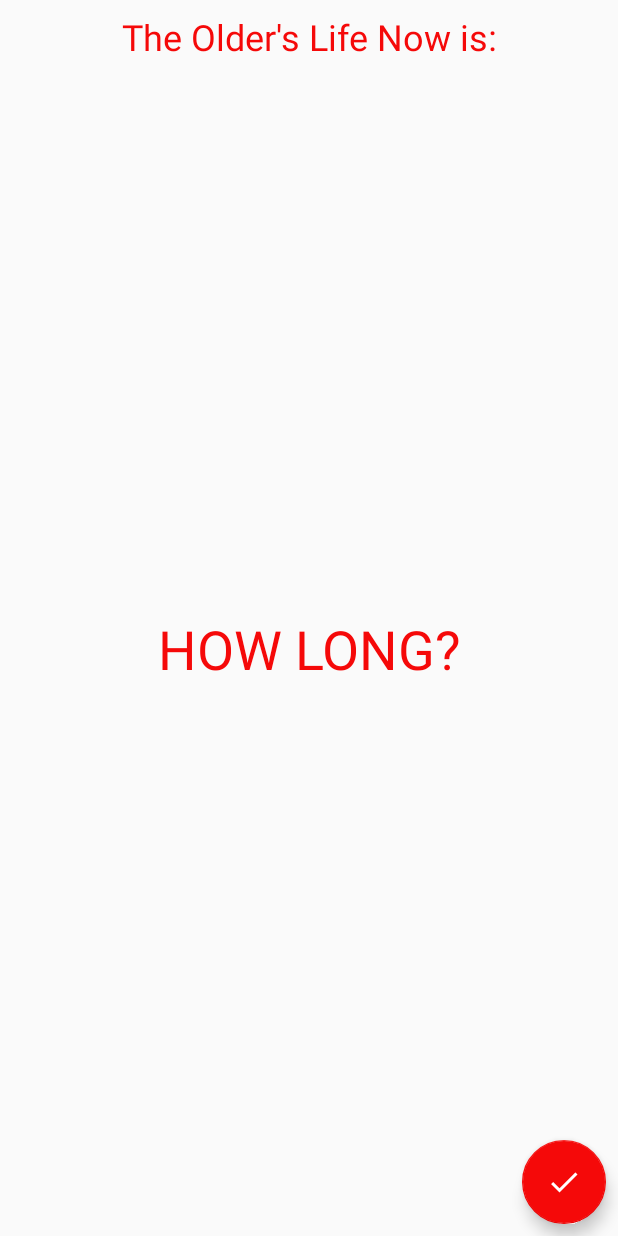
After one commit to JuiceYY/AndroidPractice, an Android app: the AsyncHandlerActivity screen opened directly, with no data from a screen before it, on a phone screen of 412 x 824 dp. The commit adds this screen. Run offline under Robolectric (Android 15) with nearby library versions, the phone set to English and light mode, and no system bars.

Commit message:
Android异步消息处理机制

```diff
--- a/src/main/AndroidManifest.xml
+++ b/src/main/AndroidManifest.xml
@@ -31,7 +31,8 @@
         </activity>
         <activity android:name=".DataSaveDemoActivity" />
         <activity android:name=".WebviewActivity" />
-        <activity android:name=".HttpActivity"></activity>
+        <activity android:name=".HttpActivity" />
+        <activity android:name=".AsyncHandlerActivity"></activity>
     </application>
 
 </manifest>
--- /dev/null
+++ b/src/main/java/cn/istary/material/AsyncHandlerActivity.java
@@ -0,0 +1,89 @@
+package cn.istary.material;
+
+import android.os.Handler;
+import android.os.Message;
+import android.support.design.widget.FloatingActionButton;
+import android.support.design.widget.Snackbar;
+import android.support.v7.app.AppCompatActivity;
+import android.os.Bundle;
+import android.view.View;
+import android.widget.TextView;
+import android.widget.Toast;
+
+public class AsyncHandlerActivity extends AppCompatActivity implements View.OnClickListener {
+
+    private FloatingActionButton floatingActionButton;
+    private TextView lifeTime;
+    private int nowLifeTime = 100;
+
+    public static final int UPDATE_TEXT = 1;
+    public static final int UNDO_ADD = 2;
+
+
+    //handler对象处理具体Message
+    private Handler handler = new Handler(){
+        @Override
+        public void handleMessage(Message msg) {
+            switch (msg.what){
+                case UPDATE_TEXT:
+                    lifeTime.setText(nowLifeTime + "s");
+                    break;
+                case UNDO_ADD:
+                    lifeTime.setText(nowLifeTime+ "s");
+                    break;
+            }
+        }
+    };
+
+    @Override
+    protected void onCreate(Bundle savedInstanceState) {
+        super.onCreate(savedInstanceState);
+        setContentView(R.layout.activity_async_handler);
+        floatingActionButton = findViewById(R.id.async_floating_button);
+        lifeTime = findViewById(R.id.life_time);
+
+        floatingActionButton.setOnClickListener(this);
+
+    }
+
+    @Override
+    public void onClick(View v) {
+        switch (v.getId()){
+            case R.id.async_floating_button:
+                //开子线程发送更新ui的消息
+                new Thread(new Runnable() {
+                    @Override
+                    public void run() {
+                        Message message = new Message();
+                        message.what = UPDATE_TEXT;
+                        handler.sendMessage(message);
+                    }
+                }).start();
+                nowLifeTime++;
+                tellUsers(v);
+                break;
+
+            default:
+                break;
+
+        }
+    }
+    private void tellUsers(View view){
+        Snackbar.make(view, "You have added 1s for the older", Snackbar.LENGTH_SHORT)
+                .setAction("Undo", new View.OnClickListener() {
+                    @Override
+                    public void onClick(View v) {
+                        nowLifeTime --;
+                        new Thread(new Runnable() {
+                            @Override
+                            public void run() {
+                                Message message = new Message();
+                                message.what = UNDO_ADD;
+                                handler.sendMessage(message);
+                            }
+                        }).start();
+                        Toast.makeText(AsyncHandlerActivity.this, "It's so bad you do so", Toast.LENGTH_SHORT).show();
+                    }
+                }).show();
+    }
+}
--- a/src/main/java/cn/istary/material/DrawerActivity.java
+++ b/src/main/java/cn/istary/material/DrawerActivity.java
@@ -51,6 +51,10 @@ public class DrawerActivity extends BaseActivity implements View.OnClickListener
                     case R.id.nav_datasave_demo:
                         Intent intent1 = new Intent(DrawerActivity.this, DataSaveDemoActivity.class);
                         startActivity(intent1);
+                    case R.id.nav_asynchandler:
+                        Intent intent2 = new Intent(DrawerActivity.this, AsyncHandlerActivity.class);
+                        startActivity(intent2);
+
                     default:
                         drawerLayout.closeDrawers();
                         break;
--- /dev/null
+++ b/src/main/res/layout/activity_async_handler.xml
@@ -0,0 +1,52 @@
+<?xml version="1.0" encoding="utf-8"?>
+<android.support.constraint.ConstraintLayout xmlns:android="http://schemas.android.com/apk/res/android"
+    xmlns:app="http://schemas.android.com/apk/res-auto"
+    xmlns:tools="http://schemas.android.com/tools"
+    android:layout_width="match_parent"
+    android:layout_height="match_parent"
+    tools:context=".AsyncHandlerActivity">
+
+    <android.support.design.widget.FloatingActionButton
+        android:id="@+id/async_floating_button"
+        android:layout_width="wrap_content"
+        android:layout_height="wrap_content"
+        android:layout_marginEnd="8dp"
+        android:layout_marginBottom="8dp"
+        android:clickable="true"
+        android:src="@drawable/ic_done"
+        app:layout_constraintBottom_toBottomOf="parent"
+        app:layout_constraintEnd_toEndOf="parent"
+        tools:srcCompat="@tools:sample/avatars" />
+
+    <TextView
+        android:id="@+id/textView"
+        android:layout_width="wrap_content"
+        android:layout_height="wrap_content"
+        android:layout_marginStart="8dp"
+        android:layout_marginTop="8dp"
+        android:layout_marginEnd="8dp"
+        android:text="@string/olderlife"
+        android:textColor="@color/colorAccent"
+        android:textSize="24sp"
+        app:layout_constraintEnd_toEndOf="parent"
+        app:layout_constraintHorizontal_bias="0.504"
+        app:layout_constraintStart_toStartOf="parent"
+        app:layout_constraintTop_toTopOf="parent" />
+
+    <TextView
+        android:id="@+id/life_time"
+        android:layout_width="wrap_content"
+        android:layout_height="wrap_content"
+        android:layout_marginStart="8dp"
+        android:layout_marginTop="8dp"
+        android:layout_marginEnd="8dp"
+        android:layout_marginBottom="8dp"
+        android:text="HOW LONG?"
+        android:textColor="@color/colorAccent"
+        android:textSize="36sp"
+        app:layout_constraintBottom_toBottomOf="parent"
+        app:layout_constraintEnd_toEndOf="parent"
+        app:layout_constraintHorizontal_bias="0.503"
+        app:layout_constraintStart_toStartOf="parent"
+        app:layout_constraintTop_toBottomOf="@+id/textView" />
+</android.support.constraint.ConstraintLayout>
--- a/src/main/res/layout/activity_login.xml
+++ b/src/main/res/layout/activity_login.xml
@@ -10,12 +10,12 @@
         android:id="@+id/login_username_edit"
         android:layout_width="wrap_content"
         android:layout_height="wrap_content"
-        android:layout_marginEnd="8dp"
         android:layout_marginStart="8dp"
         android:layout_marginTop="44dp"
+        android:layout_marginEnd="8dp"
         android:ems="10"
         android:inputType="textPersonName"
-        android:text="Name"
+        android:text="yxr"
         app:layout_constraintEnd_toEndOf="parent"
         app:layout_constraintHorizontal_bias="0.503"
         app:layout_constraintStart_toStartOf="parent"
--- a/src/main/res/menu/nav_menu.xml
+++ b/src/main/res/menu/nav_menu.xml
@@ -17,9 +17,9 @@
             android:icon="@drawable/nav_location"
             android:title="Location" />
         <item
-            android:id="@+id/nav_mail"
+            android:id="@+id/nav_asynchandler"
             android:icon="@drawable/nav_mail"
-            android:title="Mail" />
+            android:title="AsyncHandler" />
         <item
             android:id="@+id/nav_offline"
             android:icon="@drawable/nav_task"
--- a/src/main/res/values/colors.xml
+++ b/src/main/res/values/colors.xml
@@ -2,5 +2,5 @@
 <resources>
     <color name="colorPrimary">#3F51B5</color>
     <color name="colorPrimaryDark">#303F9F</color>
-    <color name="colorAccent">#FF4081</color>
+    <color name="colorAccent">#f50909</color>
 </resources>
--- a/src/main/res/values/strings.xml
+++ b/src/main/res/values/strings.xml
@@ -16,4 +16,5 @@
         completions."
     </string>
     <string name="datasave_demo">"DatasaveDemo"</string>
+    <string name="olderlife">"The Older's Life Now is:"</string>
 </resources>
```
Also changed, not shown: 1 other file.
